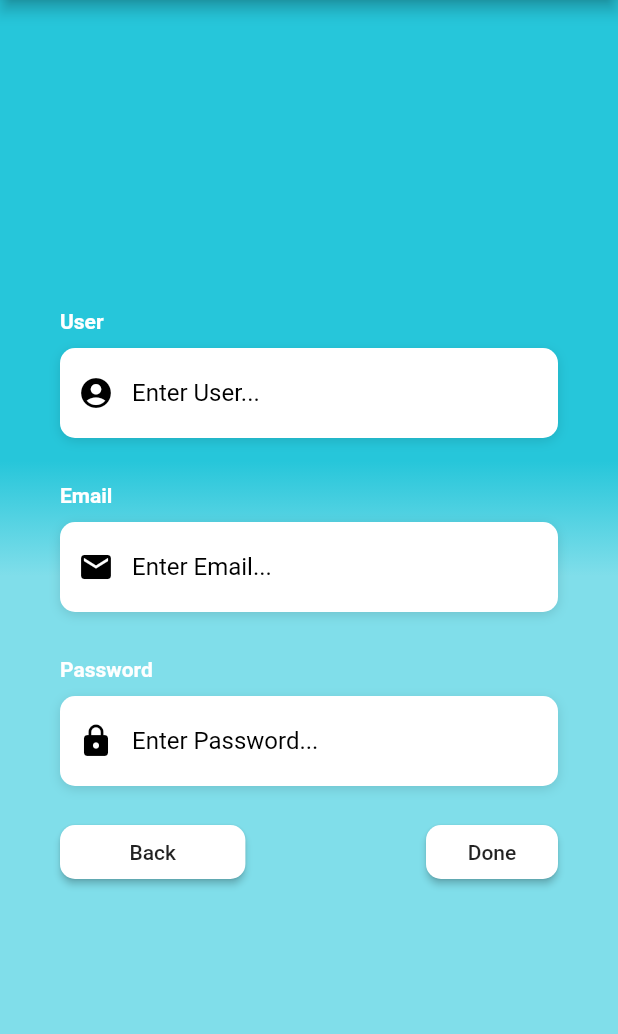
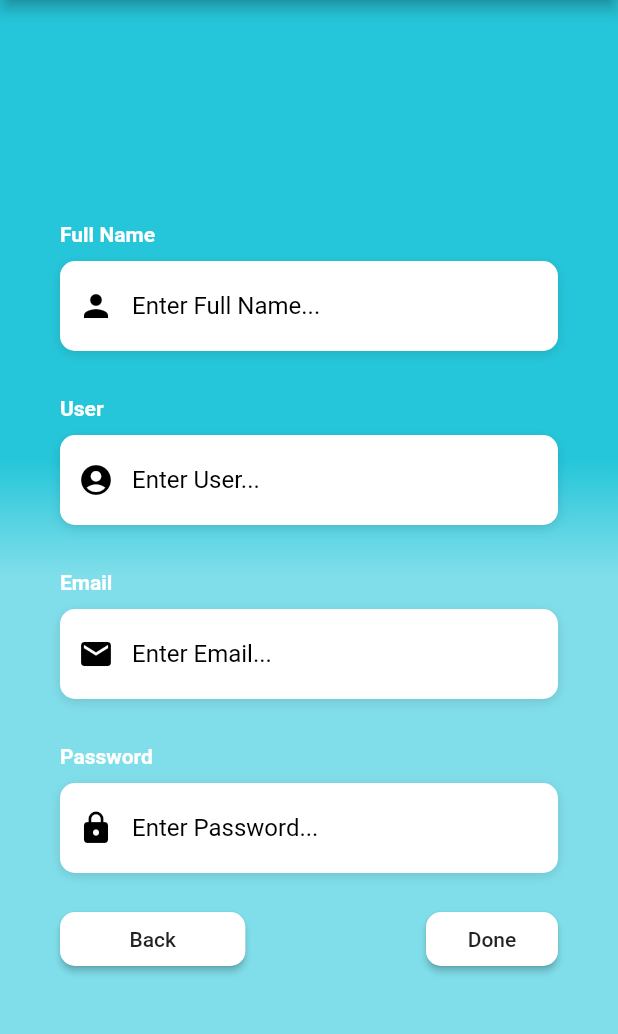
Before and after one commit to agnoam/finance_manager_max, a Flutter app: the SignupPage screen opened directly, after a tap on "Done", on a phone screen of 412 x 824 dp, the part 84-1118 px from its top. Run offline on Flutter 3.47's test engine with Material 2 defaults, Android fonts, the phone set to English and light mode, and no system bars; missing offline and left inert: progress_hud; Roboto replaces fonts that are missing (OpenSans).

Commit message:
signup function in build

```diff
--- a/lib/main.dart
+++ b/lib/main.dart
@@ -10,8 +10,8 @@ class AppRoot extends StatelessWidget {
   Widget build(BuildContext context) {
     return MaterialApp(
       debugShowCheckedModeBanner: false,
-      home: HomePage()
-      // home: LoginPage()
+      // home: HomePage()
+      home: LoginPage()
     );
   }
 }
--- a/lib/pages/home.page.dart
+++ b/lib/pages/home.page.dart
@@ -24,7 +24,7 @@ class _HomePageState extends State<HomePage> {
           Image.asset(
           'assets/images/max.png', width: 70.0, height:40.0),
           SizedBox(height: 50),
-          Text('Settings', style:TextStyle(color: Colors.black, fontSize: 22)),
+          Text('Settings ', style:TextStyle(color: Colors.black, fontSize: 22)),
           SizedBox(height: 10),
           Text('Cards', style:TextStyle(color: Colors.black, fontSize: 22)),
           SizedBox(height: 10),
@@ -79,7 +79,7 @@ class _HomePageState extends State<HomePage> {
                   ),
                   Text('Balance', style: TextStyle(fontSize: 30)),
                   Icon(Icons.credit_card, size: 50.0, color: Colors.cyan[600])
-                ],
+                ]
               ),
               Column(
                 mainAxisSize: MainAxisSize.max,
--- a/lib/pages/login.page.dart
+++ b/lib/pages/login.page.dart
@@ -1,5 +1,5 @@
+import 'package:flutter/material.dart';
 import 'package:finance_manager/utils/flutter_ui_utils.dart';
-import 'package:flutter/material.dart';
 import 'package:finance_manager/services/http.services.dart';
 import 'package:finance_manager/widgets/constants.widgets.dart';
 import 'package:finance_manager/pages/signup.page.dart';
--- a/lib/pages/signup.page.dart
+++ b/lib/pages/signup.page.dart
@@ -1,5 +1,7 @@
 import 'package:flutter/material.dart';
 import 'package:finance_manager/widgets/constants.widgets.dart';
+import 'package:finance_manager/services/http.services.dart';
+import 'package:finance_manager/utils/flutter_ui_utils.dart';
 
 class SignupPage extends StatefulWidget {
   @override
@@ -10,7 +12,7 @@ class _SignupPageState extends State<SignupPage> {
   String _username = '';
   String _password = '';
   String _email = '';
-
+  String _fname = '';
   // function for the label and input of User
   Widget _buildUser() {
     return Column(
@@ -47,6 +49,42 @@ class _SignupPageState extends State<SignupPage> {
     );
   }
 
+  //function for the label and input of use full name
+    Widget _buildFname() {
+    return Column(
+      crossAxisAlignment: CrossAxisAlignment.start,
+      children: <Widget>[
+        Text(
+          'Full Name',
+          style: kLabelStyle,
+        ),
+        SizedBox(height:10.0),
+        Container(
+          alignment: Alignment.centerLeft,
+          decoration: kBoxDecorationStyle,
+          height: 60.0,
+          child: TextFormField(
+            keyboardType: TextInputType.text,
+            style: TextStyle(color:Colors.black, fontFamily: 'Arial'),
+            onChanged: (String value){
+              setState(() => _fname = value);
+            },
+            decoration: InputDecoration(
+              border: InputBorder.none,
+              contentPadding: EdgeInsets.only(top: 14.0),
+              hintText: 'Enter Full Name...',
+              hintStyle: kHintTextStyle,
+              prefixIcon: Icon(
+                Icons.person,
+                color: Colors.black
+              )
+            )
+          )
+        )
+      ],
+    );
+  }
+
   // function for the label and input of Email
   Widget _buildEmail() {
     return Column(
@@ -62,23 +100,23 @@ class _SignupPageState extends State<SignupPage> {
           decoration: kBoxDecorationStyle,
           height: 60.0,
           child: TextFormField(
+            keyboardType: TextInputType.text,
+            style: TextStyle(color:Colors.black, fontFamily: 'Arial'),
             onChanged: (String value){
               setState(() => _email = value);
             },
-            keyboardType: TextInputType.text,
-            style: TextStyle(color:Colors.black, fontFamily: 'Arial'),
             decoration: InputDecoration(
               border: InputBorder.none,
               contentPadding: EdgeInsets.only(top: 14.0),
+              hintText: 'Enter Email...',
+              hintStyle: kHintTextStyle,
               prefixIcon: Icon(
                 Icons.email,
                 color: Colors.black
-              ),
-              hintText: 'Enter Email...',
-              hintStyle: kHintTextStyle,
-            ),
-          ),
-        ),
+              )
+            )
+          )
+        )
       ],
     );
   }
@@ -161,6 +199,8 @@ class _SignupPageState extends State<SignupPage> {
                 mainAxisAlignment: MainAxisAlignment.center,
                 children: <Widget>[
                   SizedBox(height: 30.0,),
+                  _buildFname(),
+                  SizedBox(height: 30.0,),
                   _buildUser(),
                   SizedBox(height: 30.0),
                   _buildEmail(),
@@ -191,7 +231,22 @@ class _SignupPageState extends State<SignupPage> {
                           shape: RoundedRectangleBorder(
                             borderRadius: BorderRadius.circular(10.0),
                           ),
-                          onPressed: ()  {}
+                          onPressed: () async {
+                            if(_username.length > 0 && _password.length > 0) {
+                              User logginedUser =
+                              await HttpServices.login(cred: {
+                                'name': _fname,
+                                'email': _email,
+                                'password': _password,
+                                'username': _username,
+                                });
+
+                              logginedUser != null ?
+                                Dialogs.showAlert(context, logginedUser.toString(), title: 'User Data')
+                              :
+                                Dialogs.showAlert(context, 'There is no data to show');
+                            }
+                          },
                         )
                       )
                     ],
```
Also changed, not shown: lib/services/http.services.dart (+19 -1 lines).
